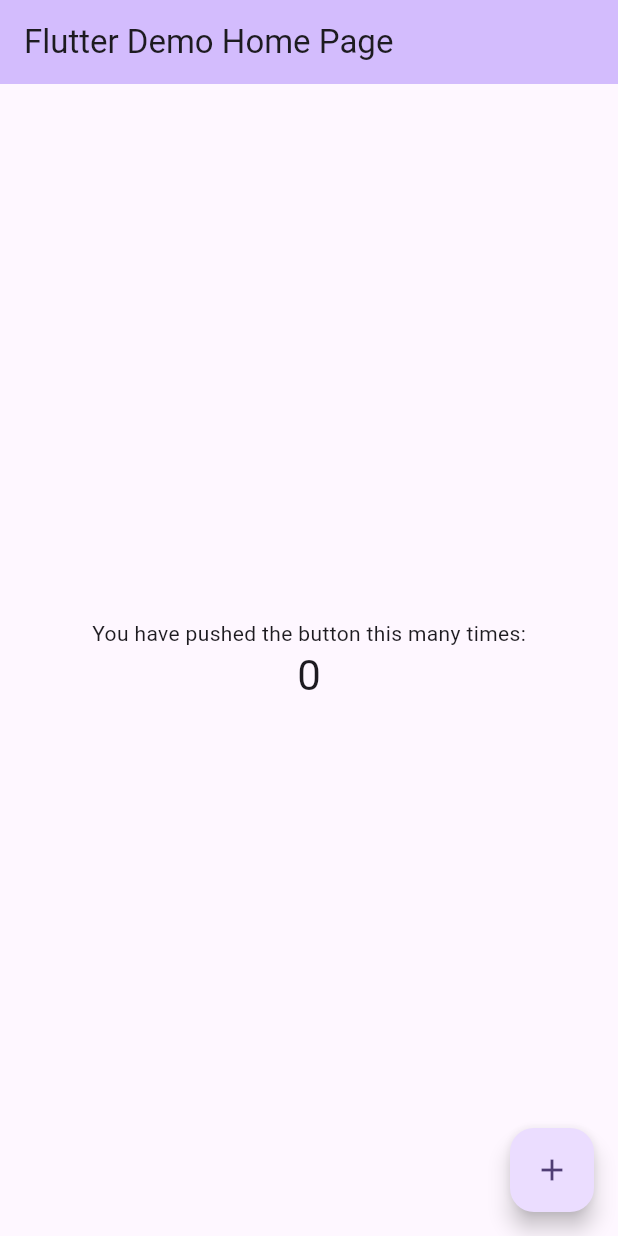
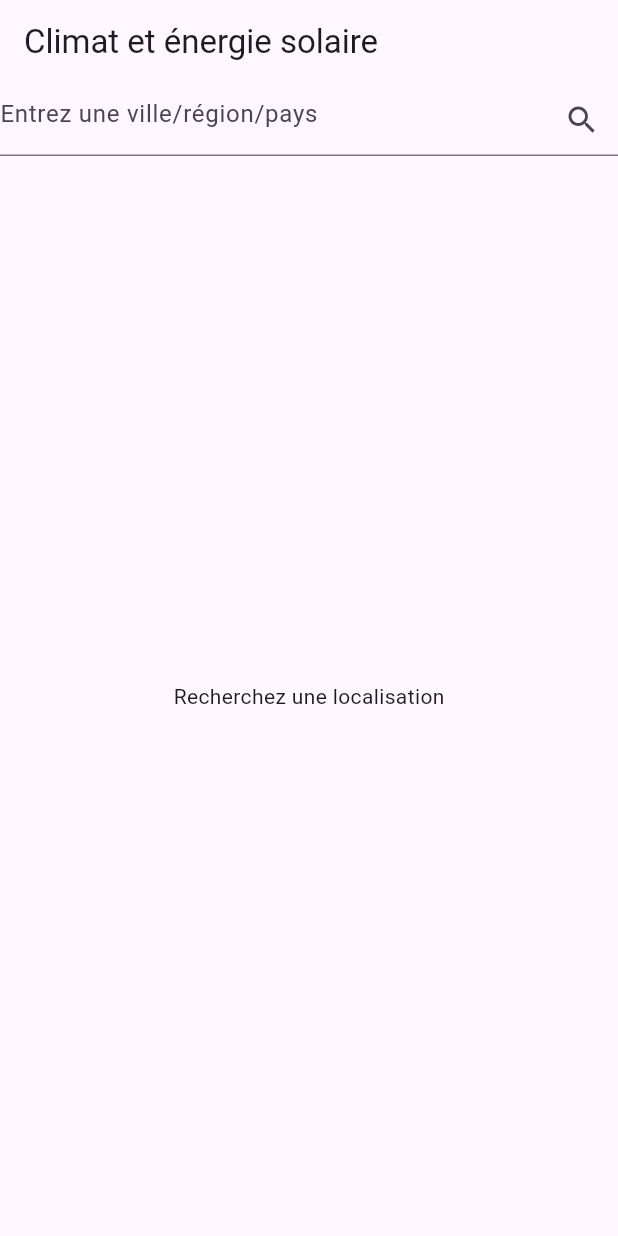
Before and after one commit to PGangneux/Climat-et-nergie-solaire, a Flutter app: the screen it shows after launch, on a phone screen of 412 x 824 dp. Run offline on Flutter 3.47's test engine with Material 3 defaults, Android fonts, the phone set to English and light mode, and no system bars; our stand-ins replace flutter_map, geolocator, latlong2, material_ui.

Commit message:
creation barre de recherche

```diff
--- /dev/null
+++ b/climat_et_energie_solaire/lib/barre_recherche.dart
@@ -0,0 +1,46 @@
+import 'package:material_ui/material_ui.dart';
+
+class BarreRecherche extends StatefulWidget {
+  final Function(String) onSearch;
+
+  const BarreRecherche({
+    super.key,
+    required this.onSearch,
+  });
+
+  @override
+  State<BarreRecherche> createState() => _BarreRechercheState();
+}
+
+class _BarreRechercheState extends State<BarreRecherche> {
+  final TextEditingController textController = TextEditingController();
+
+  void submitSearch() {
+    final query = textController.text.trim();
+
+    if (query.isNotEmpty) {
+      widget.onSearch(query);
+    }
+  }
+
+  @override
+  void dispose() {
+    textController.dispose();
+    super.dispose();
+  }
+
+  @override
+  Widget build(BuildContext context) {
+    return TextField(
+      controller: textController,
+      onSubmitted: (_) => submitSearch(),
+      decoration: InputDecoration(
+        hintText: "Entrez une ville/région/pays",
+        suffixIcon: IconButton(
+          icon: const Icon(Icons.search),
+          onPressed: submitSearch,
+        ),
+      ),
+    );
+  }
+}
--- /dev/null
+++ b/climat_et_energie_solaire/lib/climat.dart
@@ -0,0 +1,25 @@
+import 'package:climat_et_energie_solaire/map_search.dart';
+import 'package:material_ui/material_ui.dart';
+
+class Climat extends StatelessWidget {
+  final String? localisation;
+
+  const Climat({
+    super.key,
+    required this.localisation,
+  });
+
+  @override
+  Widget build(BuildContext context) {
+    if (localisation == null) {
+      return const Center(
+        child: Text('Recherchez une localisation'),
+      );
+    }
+
+    return MapSearchScreen(
+      key: ValueKey(localisation),
+      localisation: localisation!,
+    );
+  }
+}
--- a/climat_et_energie_solaire/lib/main.dart
+++ b/climat_et_energie_solaire/lib/main.dart
@@ -1,121 +1,62 @@
-import 'package:flutter/material.dart';
+import 'package:climat_et_energie_solaire/barre_recherche.dart';
+import 'package:climat_et_energie_solaire/climat.dart';
+import 'package:material_ui/material_ui.dart';
 
-void main() {
-  runApp(const MyApp());
-}
 
-class MyApp extends StatelessWidget {
-  const MyApp({super.key});
+void main() => runApp(const ClimatApp());
 
-  // This widget is the root of your application.
+class ClimatApp extends StatelessWidget {
+  const ClimatApp({super.key});
+
   @override
   Widget build(BuildContext context) {
     return MaterialApp(
       title: 'Flutter Demo',
-      theme: ThemeData(
-        // This is the theme of your application.
-        //
-        // TRY THIS: Try running your application with "flutter run". You'll see
-        // the application has a purple toolbar. Then, without quitting the app,
-        // try changing the seedColor in the colorScheme below to Colors.green
-        // and then invoke "hot reload" (save your changes or press the "hot
-        // reload" button in a Flutter-supported IDE, or press "r" if you used
-        // the command line to start the app).
-        //
-        // Notice that the counter didn't reset back to zero; the application
-        // state is not lost during the reload. To reset the state, use hot
-        // restart instead.
-        //
-        // This works for code too, not just values: Most code changes can be
-        // tested with just a hot reload.
-        colorScheme: .fromSeed(seedColor: Colors.deepPurple),
-      ),
-      home: const MyHomePage(title: 'Flutter Demo Home Page'),
+      home: const AppShell(),
     );
   }
 }
 
-class MyHomePage extends StatefulWidget {
-  const MyHomePage({super.key, required this.title});
 
-  // This widget is the home page of your application. It is stateful, meaning
-  // that it has a State object (defined below) that contains fields that affect
-  // how it looks.
 
-  // This class is the configuration for the state. It holds the values (in this
-  // case the title) provided by the parent (in this case the App widget) and
-  // used by the build method of the State. Fields in a Widget subclass are
-  // always marked "final".
 
-  final String title;
+
+// 	Squelette permanent de l'application
+class AppShell extends StatefulWidget {
+  const AppShell({super.key});
 
   @override
-  State<MyHomePage> createState() => _MyHomePageState();
+  State<AppShell> createState() => _AppShellState();
 }
 
-class _MyHomePageState extends State<MyHomePage> {
-  int _counter = 0;
 
-  void _incrementCounter() {
+class _AppShellState extends State<AppShell> {
+  String? localisationRecherchee;
+
+  void rechercher(String localisation) {
     setState(() {
-      // This call to setState tells the Flutter framework that something has
-      // changed in this State, which causes it to rerun the build method below
-      // so that the display can reflect the updated values. If we changed
-      // _counter without calling setState(), then the build method would not be
-      // called again, and so nothing would appear to happen.
-      _counter++;
+      localisationRecherchee = localisation;
     });
   }
 
   @override
   Widget build(BuildContext context) {
-    // This method is rerun every time setState is called, for instance as done
-    // by the _incrementCounter method above.
-    //
-    // The Flutter framework has been optimized to make rerunning build methods
-    // fast, so that you can just rebuild anything that needs updating rather
-    // than having to individually change instances of widgets.
     return Scaffold(
       appBar: AppBar(
-        // TRY THIS: Try changing the color here to a specific color (to
-        // Colors.amber, perhaps?) and trigger a hot reload to see the AppBar
-        // change color while the other colors stay the same.
-        backgroundColor: Theme.of(context).colorScheme.inversePrimary,
-        // Here we take the value from the MyHomePage object that was created by
-        // the App.build method, and use it to set our appbar title.
-        title: Text(widget.title),
+        title: const Text('Climat et énergie solaire'),
       ),
-      body: Center(
-        // Center is a layout widget. It takes a single child and positions it
-        // in the middle of the parent.
-        child: Column(
-          // Column is also a layout widget. It takes a list of children and
-          // arranges them vertically. By default, it sizes itself to fit its
-          // children horizontally, and tries to be as tall as its parent.
-          //
-          // Column has various properties to control how it sizes itself and
-          // how it positions its children. Here we use mainAxisAlignment to
-          // center the children vertically; the main axis here is the vertical
-          // axis because Columns are vertical (the cross axis would be
-          // horizontal).
-          //
-          // TRY THIS: Invoke "debug painting" (choose the "Toggle Debug Paint"
-          // action in the IDE, or press "p" in the console), to see the
-          // wireframe for each widget.
-          mainAxisAlignment: .center,
-          children: [
-            const Text('You have pushed the button this many times:'),
-            Text(
-              '$_counter',
-              style: Theme.of(context).textTheme.headlineMedium,
+      body: Column(
+        children: [
+          BarreRecherche(
+            onSearch: rechercher
+          ),
+          Expanded(
+            child: Climat(
+              localisation: localisationRecherchee
             ),
-          ],
-        ),
-      ),
-      floatingActionButton: FloatingActionButton(
-        onPressed: _incrementCounter,
-        tooltip: 'Increment',
-        child: const Icon(Icons.add),
+          ),
+          // Ici, on pourrait ajouter d'autres widgets pour afficher les résultats de la recherche
+        ],
       ),
     );
   }
--- a/climat_et_energie_solaire/pubspec.yaml
+++ b/climat_et_energie_solaire/pubspec.yaml
@@ -34,6 +34,12 @@ dependencies:
   # The following adds the Cupertino Icons font to your application.
   # Use with the CupertinoIcons class for iOS style icons.
   cupertino_icons: ^1.0.8
+  material_ui: ^1.11.1
+  flutter_map: ^7.0.2
+  latlong2: ^0.9.1
+  geolocator: ^13.0.2
+  http: ^1.6.0
+
 
 dev_dependencies:
   flutter_test:
```
Also changed, not shown: climat_et_energie_solaire/lib/map_search.dart (added, +172 -0 lines), climat_et_energie_solaire/pubspec.lock, 3 other files.
